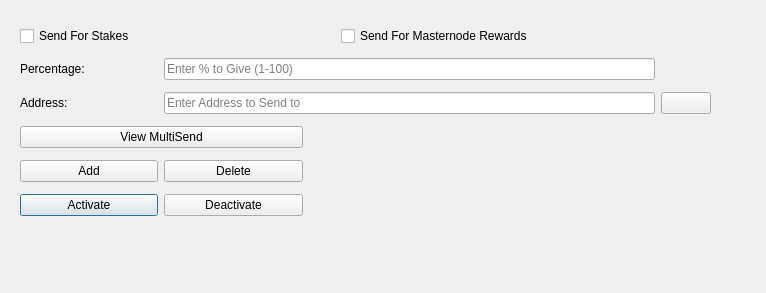
First picture: the form in src/qt/forms/multisenddialog.ui, repository zenonnetwork/zenon, before the edit.
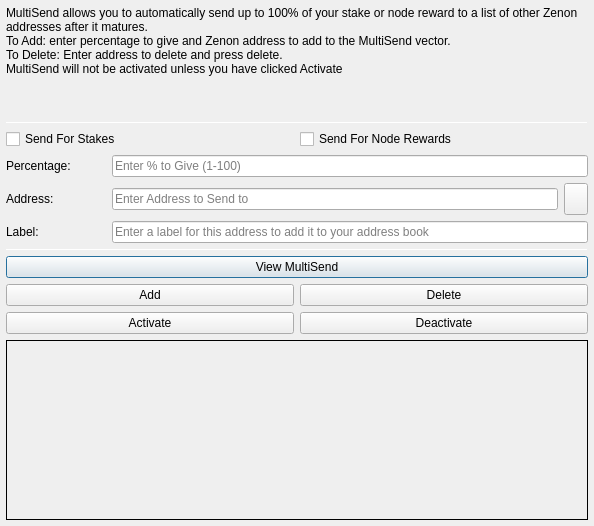
Second picture: the form after the edit. Icons and pictures are not drawn.

Patch:
```diff
--- a/src/qt/forms/multisenddialog.ui
+++ b/src/qt/forms/multisenddialog.ui
@@ -9,24 +9,69 @@
    <rect>
     <x>0</x>
     <y>0</y>
-    <width>766</width>
-    <height>293</height>
+    <width>594</width>
+    <height>526</height>
    </rect>
   </property>
   <property name="windowTitle">
    <string>MultiSend</string>
   </property>
-  <widget class="QWidget" name="">
-   <property name="geometry">
-    <rect>
-     <x>20</x>
-     <y>0</y>
-     <width>691</width>
-     <height>254</height>
-    </rect>
+  <layout class="QVBoxLayout" name="verticalLayout" stretch="0">
+   <property name="leftMargin">
+    <number>6</number>
    </property>
-   <layout class="QGridLayout" name="gridLayout_2" columnstretch="2,2,5,0" rowminimumheight="0,0,0,0,0,0,0,0">
-    <item row="1" column="0" colspan="3">
+   <property name="topMargin">
+    <number>6</number>
+   </property>
+   <property name="rightMargin">
+    <number>6</number>
+   </property>
+   <property name="bottomMargin">
+    <number>6</number>
+   </property>
+   <item>
+    <layout class="QVBoxLayout" name="verticalLayout_Main" stretch="1,1,1,0,1,1,1">
+     <item>
+      <widget class="QLabel" name="label_2">
+       <property name="lineWidth">
+        <number>1</number>
+       </property>
+       <property name="text">
+        <string>MultiSend allows you to automatically send up to 100% of your stake or node reward to a list of other Zenon addresses after it matures.
+To Add: enter percentage to give and Zenon address to add to the MultiSend vector.
+To Delete: Enter address to delete and press delete.
+MultiSend will not be activated unless you have clicked Activate</string>
+       </property>
+       <property name="alignment">
+        <set>Qt::AlignLeading|Qt::AlignLeft|Qt::AlignTop</set>
+       </property>
+       <property name="wordWrap">
+        <bool>true</bool>
+       </property>
+      </widget>
+     </item>
+     <item>
+      <widget class="Line" name="line">
+       <property name="minimumSize">
+        <size>
+         <width>0</width>
+         <height>1</height>
+        </size>
+       </property>
+       <property name="maximumSize">
+        <size>
+         <width>16777215</width>
+         <height>1</height>
+        </size>
+       </property>
+       <property name="orientation">
+        <enum>Qt::Horizontal</enum>
+       </property>
+      </widget>
+     </item>
+     <item>
+      <layout class="QVBoxLayout" name="verticalLayout_Settings">
+       <item>
      <layout class="QHBoxLayout" name="horizontalLayout">
       <item>
        <widget class="QCheckBox" name="multiSendStakeCheckBox">
@@ -38,74 +83,22 @@
       <item>
        <widget class="QCheckBox" name="multiSendMasternodeCheckBox">
         <property name="text">
-         <string>Send For Masternode Rewards</string>
+            <string>Send For Node Rewards</string>
         </property>
        </widget>
       </item>
      </layout>
     </item>
-    <item row="7" column="1">
-     <spacer name="verticalSpacer_2">
-      <property name="orientation">
-       <enum>Qt::Vertical</enum>
-      </property>
-      <property name="sizeType">
-       <enum>QSizePolicy::Fixed</enum>
-      </property>
-      <property name="sizeHint" stdset="0">
-       <size>
-        <width>20</width>
-        <height>20</height>
-       </size>
-      </property>
-     </spacer>
-    </item>
-    <item row="7" column="3">
-     <widget class="QLabel" name="labelHelp">
+       <item>
+        <layout class="QHBoxLayout" name="horizontalLayout_6">
+         <item>
+          <widget class="QLabel" name="label">
       <property name="minimumSize">
        <size>
-        <width>10</width>
-        <height>10</height>
-       </size>
-      </property>
-      <property name="maximumSize">
-       <size>
-        <width>15</width>
-        <height>15</height>
-       </size>
-      </property>
-      <property name="layoutDirection">
-       <enum>Qt::LeftToRight</enum>
-      </property>
-      <property name="text">
-       <string/>
-      </property>
-      <property name="pixmap">
-       <pixmap resource="../Zenon.qrc">:/icons/transaction_0</pixmap>
-      </property>
-      <property name="scaledContents">
-       <bool>true</bool>
-      </property>
-      <property name="alignment">
-       <set>Qt::AlignBottom|Qt::AlignRight|Qt::AlignTrailing</set>
-      </property>
-      <property name="margin">
-       <number>0</number>
-      </property>
-     </widget>
-    </item>
-    <item row="6" column="0">
-     <widget class="QPushButton" name="activateButton">
-      <property name="statusTip">
-       <string>Activate MultiSend</string>
-      </property>
-      <property name="text">
-       <string>Activate</string>
-      </property>
-     </widget>
-    </item>
-    <item row="5" column="1">
-     <widget class="QPushButton" name="deleteButton">
+             <width>100</width>
+             <height>0</height>
+            </size>
+           </property>
       <property name="toolTip">
        <string/>
       </property>
@@ -113,37 +106,11 @@
        <string>Delete Address From MultiSend Vector</string>
       </property>
       <property name="text">
-       <string>Delete</string>
+            <string>Percentage:</string>
       </property>
      </widget>
     </item>
-    <item row="6" column="1">
-     <widget class="QPushButton" name="disableButton">
-      <property name="statusTip">
-       <string>Deactivate MultiSend</string>
-      </property>
-      <property name="text">
-       <string>Deactivate</string>
-      </property>
-     </widget>
-    </item>
-    <item row="0" column="1">
-     <spacer name="verticalSpacer">
-      <property name="orientation">
-       <enum>Qt::Vertical</enum>
-      </property>
-      <property name="sizeType">
-       <enum>QSizePolicy::Fixed</enum>
-      </property>
-      <property name="sizeHint" stdset="0">
-       <size>
-        <width>20</width>
-        <height>20</height>
-       </size>
-      </property>
-     </spacer>
-    </item>
-    <item row="2" column="1" colspan="2">
+         <item>
      <widget class="QLineEdit" name="multiSendPercentEdit">
       <property name="toolTip">
        <string>Enter whole numbers 1 - 100</string>
@@ -153,59 +120,18 @@
       </property>
      </widget>
     </item>
-    <item row="5" column="0">
-     <widget class="QPushButton" name="addButton">
-      <property name="toolTip">
-       <string/>
-      </property>
-      <property name="statusTip">
-       <string>Add to MultiSend Vector</string>
-      </property>
-      <property name="text">
-       <string>Add</string>
-      </property>
-     </widget>
-    </item>
-    <item row="4" column="2" rowspan="3" colspan="2">
-     <widget class="QLabel" name="message">
-      <property name="sizePolicy">
-       <sizepolicy hsizetype="Fixed" vsizetype="Preferred">
-        <horstretch>0</horstretch>
-        <verstretch>0</verstretch>
-       </sizepolicy>
-      </property>
-      <property name="minimumSize">
-       <size>
-        <width>300</width>
-        <height>0</height>
-       </size>
-      </property>
-      <property name="maximumSize">
-       <size>
-        <width>300</width>
-        <height>16777215</height>
-       </size>
-      </property>
-      <property name="text">
-       <string/>
-      </property>
-     </widget>
-    </item>
-    <item row="4" column="0" colspan="2">
-     <widget class="QPushButton" name="viewButton">
-      <property name="toolTip">
-       <string/>
-      </property>
-      <property name="statusTip">
-       <string>View MultiSend Vector</string>
-      </property>
-      <property name="text">
-       <string>View MultiSend</string>
-      </property>
-     </widget>
-    </item>
-    <item row="3" column="0">
+        </layout>
+       </item>
+       <item>
+        <layout class="QHBoxLayout" name="horizontalLayout_7">
+         <item>
      <widget class="QLabel" name="label_5">
+           <property name="minimumSize">
+            <size>
+             <width>100</width>
+             <height>0</height>
+            </size>
+           </property>
       <property name="toolTip">
        <string>Address to send portion of stake to</string>
       </property>
@@ -214,24 +140,22 @@
       </property>
      </widget>
     </item>
-    <item row="3" column="3">
-     <widget class="QPushButton" name="addressBookButton">
-      <property name="sizePolicy">
-       <sizepolicy hsizetype="Fixed" vsizetype="Fixed">
-        <horstretch>0</horstretch>
-        <verstretch>0</verstretch>
-       </sizepolicy>
-      </property>
-      <property name="minimumSize">
-       <size>
-        <width>50</width>
-        <height>0</height>
-       </size>
-      </property>
+         <item>
+          <widget class="QLineEdit" name="multiSendAddressEdit">
+           <property name="toolTip">
+            <string/>
+           </property>
+           <property name="placeholderText">
+            <string>Enter Address to Send to</string>
+           </property>
+          </widget>
+         </item>
+         <item>
+          <widget class="QToolButton" name="addressBookButton">
       <property name="maximumSize">
        <size>
-        <width>50</width>
-        <height>16777215</height>
+             <width>16777215</width>
+             <height>32</height>
        </size>
       </property>
       <property name="toolTip">
@@ -247,33 +171,164 @@
       <property name="shortcut">
        <string>Alt+A</string>
       </property>
-      <property name="autoDefault">
-       <bool>false</bool>
-      </property>
-     </widget>
-    </item>
-    <item row="2" column="0">
-     <widget class="QLabel" name="label">
-      <property name="toolTip">
-       <string>Percentage of stake to send</string>
+          </widget>
+         </item>
+        </layout>
+       </item>
+      </layout>
+     </item>
+     <item>
+      <layout class="QHBoxLayout" name="horizontalLayout_3">
+       <item>
+        <widget class="QLabel" name="label_3">
+         <property name="minimumSize">
+          <size>
+           <width>100</width>
+           <height>0</height>
+          </size>
       </property>
       <property name="text">
-       <string>Percentage:</string>
+          <string>Label:</string>
       </property>
      </widget>
     </item>
-    <item row="3" column="1" colspan="2">
-     <widget class="QLineEdit" name="multiSendAddressEdit">
-      <property name="toolTip">
-       <string/>
-      </property>
+       <item>
+        <widget class="QLineEdit" name="labelAddressLabelEdit">
       <property name="placeholderText">
-       <string>Enter Address to Send to</string>
+          <string>Enter a label for this address to add it to your address book</string>
       </property>
      </widget>
     </item>
    </layout>
-  </widget>
+     </item>
+     <item>
+      <widget class="Line" name="line_2">
+       <property name="minimumSize">
+        <size>
+         <width>0</width>
+         <height>1</height>
+        </size>
+       </property>
+       <property name="maximumSize">
+        <size>
+         <width>16777215</width>
+         <height>1</height>
+        </size>
+       </property>
+       <property name="orientation">
+        <enum>Qt::Horizontal</enum>
+       </property>
+      </widget>
+     </item>
+     <item>
+      <layout class="QVBoxLayout" name="verticalLayout_Buttons">
+       <item>
+        <layout class="QHBoxLayout" name="horizontalLayout_4">
+         <item>
+          <widget class="QPushButton" name="viewButton">
+           <property name="toolTip">
+            <string/>
+           </property>
+           <property name="statusTip">
+            <string>View MultiSend Vector</string>
+           </property>
+           <property name="text">
+            <string>View MultiSend</string>
+           </property>
+          </widget>
+         </item>
+        </layout>
+       </item>
+       <item>
+        <layout class="QHBoxLayout" name="horizontalLayout_2">
+         <item>
+          <widget class="QPushButton" name="addButton">
+           <property name="toolTip">
+            <string/>
+           </property>
+           <property name="statusTip">
+            <string>Add to MultiSend Vector</string>
+           </property>
+           <property name="text">
+            <string>Add</string>
+           </property>
+          </widget>
+         </item>
+         <item>
+          <widget class="QPushButton" name="deleteButton">
+           <property name="toolTip">
+            <string/>
+           </property>
+           <property name="statusTip">
+            <string>Delete Address From MultiSend Vector</string>
+           </property>
+           <property name="text">
+            <string>Delete</string>
+           </property>
+          </widget>
+         </item>
+        </layout>
+       </item>
+       <item>
+        <layout class="QHBoxLayout" name="horizontalLayout_5">
+         <item>
+          <widget class="QPushButton" name="activateButton">
+           <property name="statusTip">
+            <string>Activate MultiSend</string>
+           </property>
+           <property name="text">
+            <string>Activate</string>
+           </property>
+          </widget>
+         </item>
+         <item>
+          <widget class="QPushButton" name="disableButton">
+           <property name="statusTip">
+            <string>Deactivate MultiSend</string>
+           </property>
+           <property name="text">
+            <string>Deactivate</string>
+           </property>
+          </widget>
+         </item>
+        </layout>
+       </item>
+      </layout>
+     </item>
+     <item>
+      <widget class="QLabel" name="message">
+       <property name="minimumSize">
+        <size>
+         <width>0</width>
+         <height>180</height>
+        </size>
+       </property>
+       <property name="frameShape">
+        <enum>QFrame::Panel</enum>
+       </property>
+       <property name="frameShadow">
+        <enum>QFrame::Plain</enum>
+       </property>
+       <property name="lineWidth">
+        <number>1</number>
+       </property>
+       <property name="midLineWidth">
+        <number>1</number>
+       </property>
+       <property name="text">
+        <string/>
+       </property>
+       <property name="alignment">
+        <set>Qt::AlignLeading|Qt::AlignLeft|Qt::AlignTop</set>
+       </property>
+       <property name="wordWrap">
+        <bool>true</bool>
+       </property>
+      </widget>
+     </item>
+    </layout>
+   </item>
+  </layout>
  </widget>
  <resources>
   <include location="../Zenon.qrc"/>
```
Left out of the diff: 7 changed lines with no effect on the pictures. Lines whose indentation alone changed are shown as unchanged.
